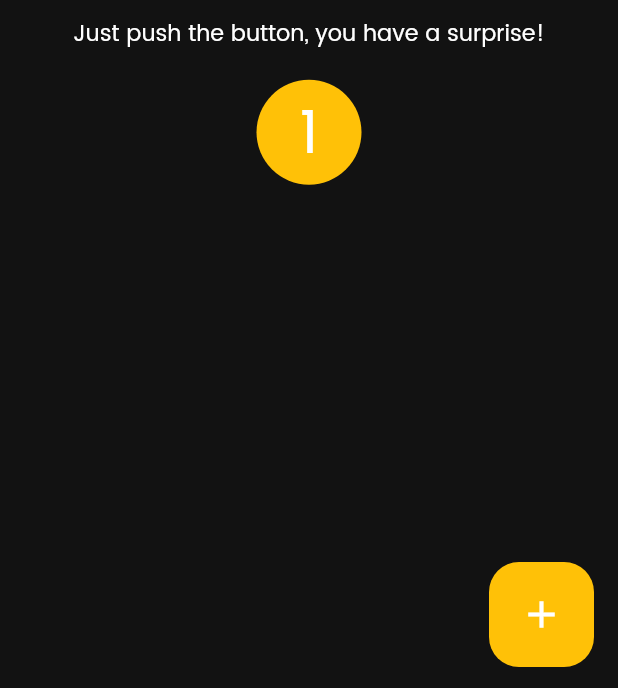
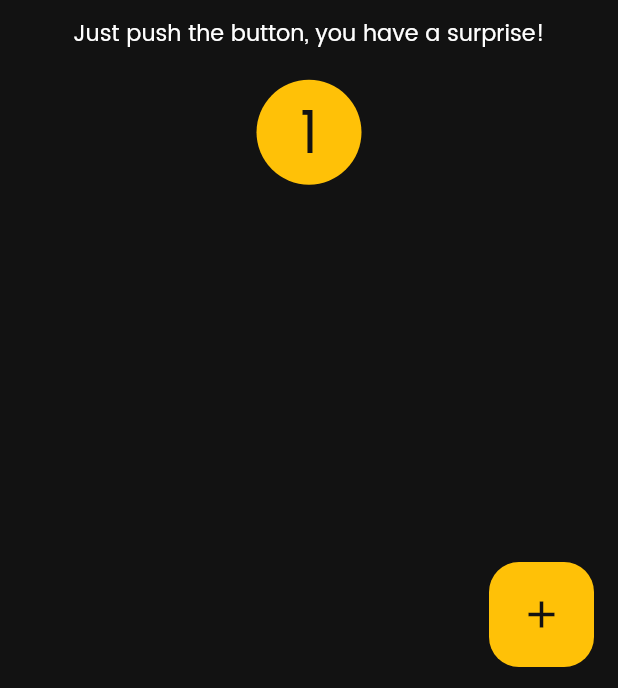
Before and after one commit to dagimg-dot/Counter-On-Steroid, a Flutter app: the screen it shows after launch, after a tap on the "add" icon, on a phone screen of 412 x 824 dp. Shown: the part 545-1233 px from the top of the screen. Run offline on Flutter 3.47's test engine with Material 2 defaults, Android fonts, the phone set to English and light mode, and no system bars.

Commit message:
change the condition to modulo 9 and some color changes

```diff
--- a/lib/pages/home_page.dart
+++ b/lib/pages/home_page.dart
@@ -15,19 +15,19 @@ class _MyHomePageState extends State<MyHomePage> {
   int _counter = 0;
 
   void _incrementCounter() {
-    if (_counter % 10 == 0 && _counter != 0) {
-      SnackBar snackBar = const SnackBar(
+    if (_counter % 10 == 9 && _counter != 0) {
+      SnackBar snackBar = SnackBar(
         behavior: SnackBarBehavior.floating,
         content: Text(
           'Remember, I didn\'t say which button to click!',
           style: TextStyle(
             fontSize: 16,
-            color: Colors.white,
+            color: mainColor,
           ),
           textAlign: TextAlign.center,
         ),
         backgroundColor: Colors.amber,
-        duration: Duration(seconds: 3),
+        duration: const Duration(seconds: 2),
       );
       ScaffoldMessenger.of(context).showSnackBar(snackBar);
     }
@@ -62,18 +62,18 @@ class _MyHomePageState extends State<MyHomePage> {
             onTap: () => {
               _counter < 10
                   ? ScaffoldMessenger.of(context).showSnackBar(
-                      const SnackBar(
+                      SnackBar(
                         behavior: SnackBarBehavior.floating,
                         content: Text(
                           'Too early',
                           style: TextStyle(
                             fontSize: 16,
-                            color: Colors.white,
+                            color: mainColor,
                           ),
                           textAlign: TextAlign.center,
                         ),
                         backgroundColor: Colors.amber,
-                        duration: Duration(seconds: 3),
+                        duration: const Duration(seconds: 3),
                       ),
                     )
                   : Navigator.push(
@@ -100,9 +100,9 @@ class _MyHomePageState extends State<MyHomePage> {
               ),
               child: Center(
                 child: Text('$_counter',
-                    style: const TextStyle(
+                    style: TextStyle(
                       fontSize: 40,
-                      color: Colors.white,
+                      color: mainColor,
                     )),
               ),
             ),
@@ -125,10 +125,10 @@ class _MyHomePageState extends State<MyHomePage> {
           Radius.circular(20),
         ),
       ),
-      child: const Icon(
+      child: Icon(
         Icons.add,
         size: 30,
-        color: Colors.white,
+        color: mainColor,
       ),
     );
   }
```
